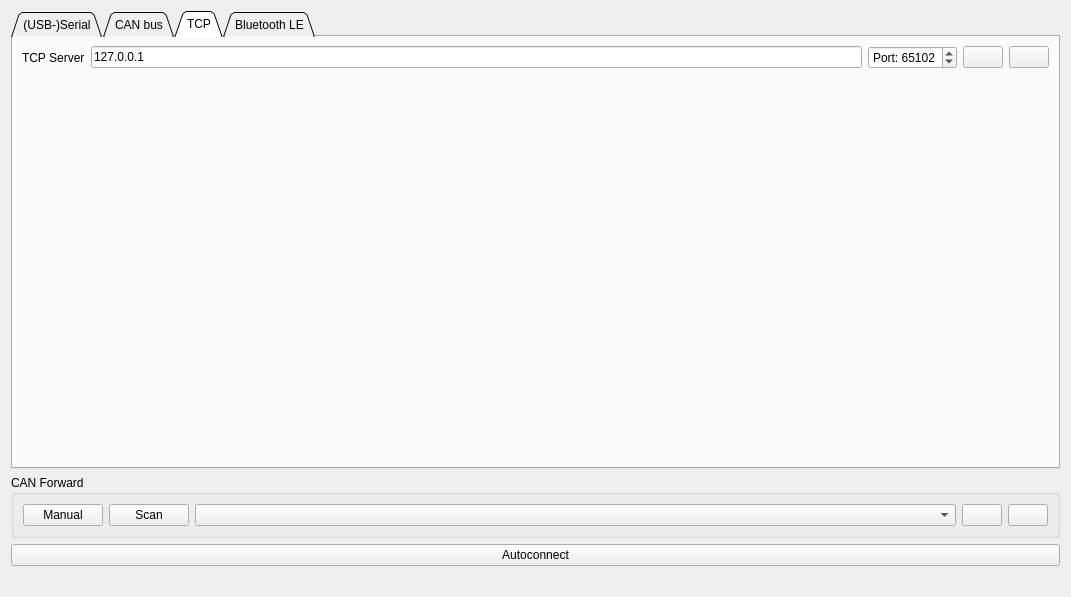
Old version of the form pages/pageconnection.ui in the repository vedderb/vesc_tool.
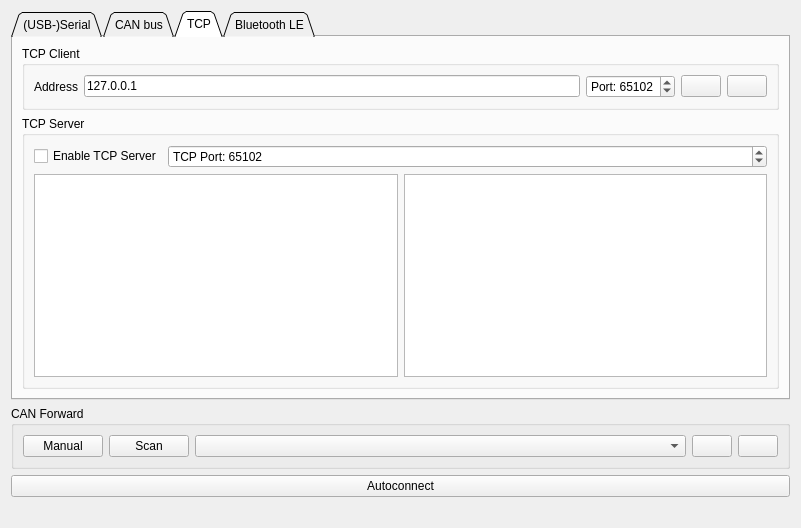
New version of the form. The open tabs and pages were chosen to show the change. Icons and pictures are not drawn.

Commit message: V2.01: Added can analyzer page, added TCP server, LZO fixes, swdprog path fixes, experiment plot improvements

```diff
--- a/pages/pageconnection.ui
+++ b/pages/pageconnection.ui
@@ -6,8 +6,8 @@
    <rect>
     <x>0</x>
     <y>0</y>
-    <width>1071</width>
-    <height>597</height>
+    <width>801</width>
+    <height>528</height>
    </rect>
   </property>
   <property name="windowTitle">
@@ -306,11 +306,15 @@
       </attribute>
       <layout class="QVBoxLayout" name="verticalLayout_3">
        <item>
+        <widget class="QGroupBox" name="groupBox_3">
+         <property name="title">
+          <string>TCP Client</string>
+         </property>
         <layout class="QHBoxLayout" name="horizontalLayout_3">
          <item>
           <widget class="QLabel" name="label">
            <property name="text">
-            <string>TCP Server</string>
+             <string>Address</string>
            </property>
           </widget>
          </item>
@@ -375,19 +379,70 @@
           </widget>
          </item>
         </layout>
+        </widget>
        </item>
        <item>
-        <spacer name="verticalSpacer_2">
-         <property name="orientation">
-          <enum>Qt::Vertical</enum>
+        <widget class="QGroupBox" name="tcpServerBox">
+         <property name="title">
+          <string>TCP Server</string>
          </property>
-         <property name="sizeHint" stdset="0">
-          <size>
-           <width>0</width>
-           <height>0</height>
-          </size>
+         <property name="checkable">
+          <bool>false</bool>
          </property>
-        </spacer>
+         <property name="checked">
+          <bool>false</bool>
+         </property>
+         <layout class="QVBoxLayout" name="verticalLayout_8">
+          <item>
+           <layout class="QHBoxLayout" name="horizontalLayout_9">
+            <item>
+             <widget class="QCheckBox" name="tcpServerEnableBox">
+              <property name="text">
+               <string>Enable TCP Server</string>
+              </property>
+             </widget>
+            </item>
+            <item>
+             <widget class="QSpinBox" name="tcpServerPortBox">
+              <property name="sizePolicy">
+               <sizepolicy hsizetype="MinimumExpanding" vsizetype="Fixed">
+                <horstretch>0</horstretch>
+                <verstretch>0</verstretch>
+               </sizepolicy>
+              </property>
+              <property name="prefix">
+               <string>TCP Port: </string>
+              </property>
+              <property name="maximum">
+               <number>65535</number>
+              </property>
+              <property name="value">
+               <number>65102</number>
+              </property>
+             </widget>
+            </item>
+           </layout>
+          </item>
+          <item>
+           <layout class="QHBoxLayout" name="horizontalLayout_8">
+            <item>
+             <widget class="QPlainTextEdit" name="tcpServerAddressesEdit">
+              <property name="readOnly">
+               <bool>true</bool>
+              </property>
+             </widget>
+            </item>
+            <item>
+             <widget class="QPlainTextEdit" name="tcpServerClientsEdit">
+              <property name="readOnly">
+               <bool>true</bool>
+              </property>
+             </widget>
+            </item>
+           </layout>
+          </item>
+         </layout>
+        </widget>
        </item>
       </layout>
      </widget>
```
Lines whose indentation alone changed are shown as unchanged. The commit also changes 65 other files.
